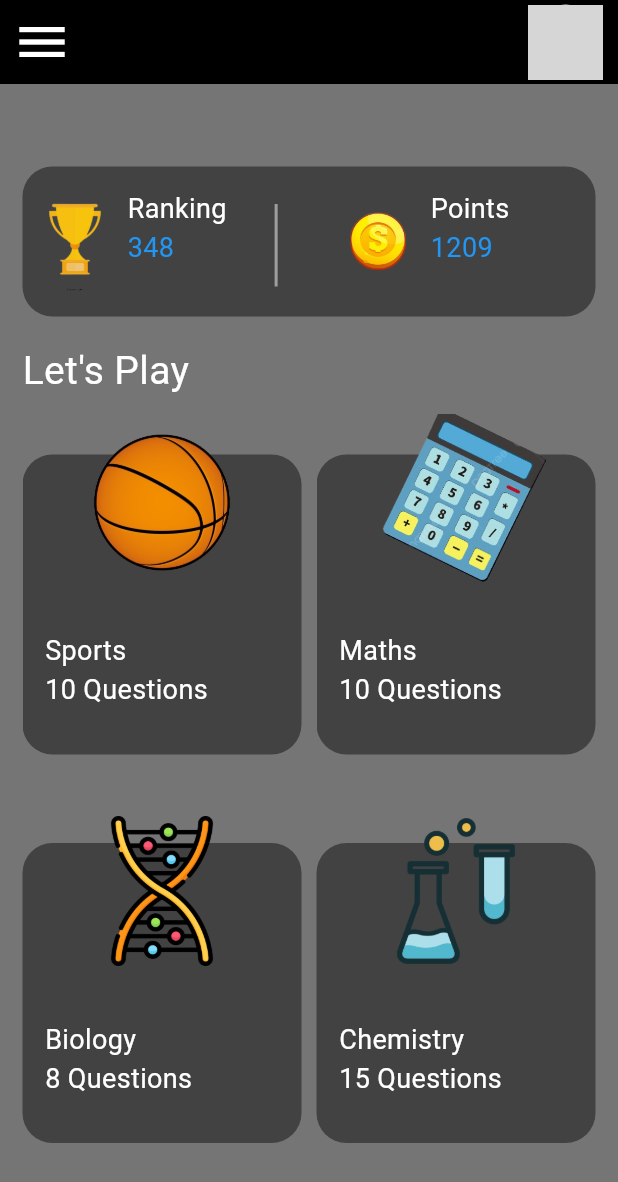
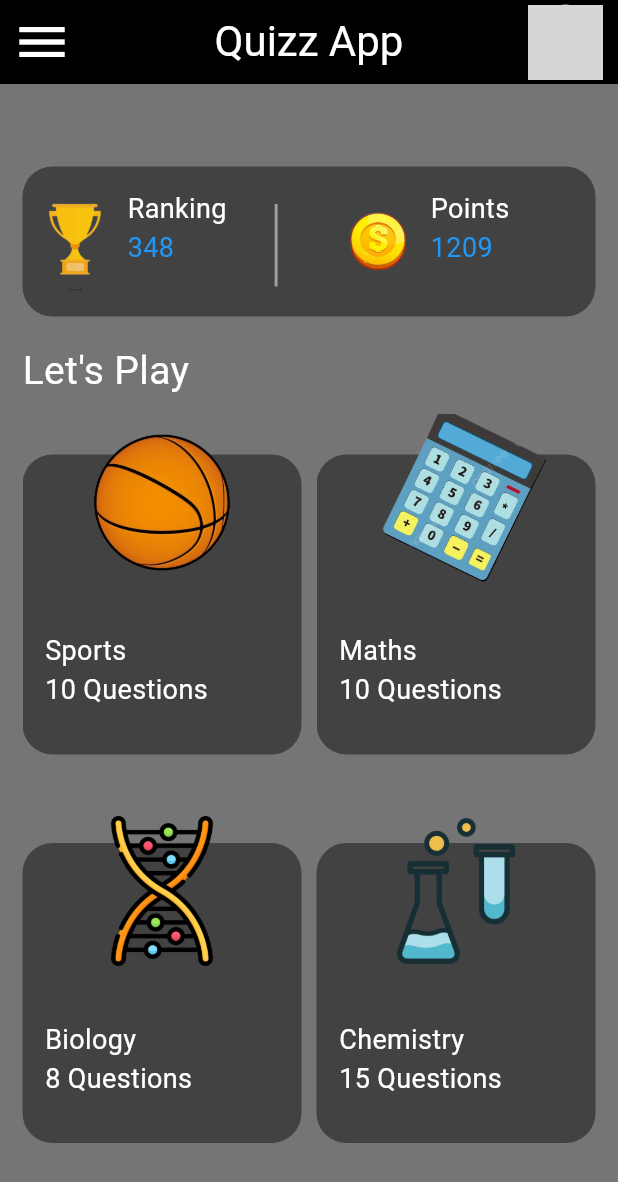
Before and after one commit to Pranavp37/quiz_app, a Flutter app: the screen it shows after launch, on a phone screen of 412 x 824 dp. Shown: the top 1182 px of the screen. Run offline on Flutter 3.47's test engine with Material 3 defaults, Android fonts, the phone set to English and light mode, and no system bars; our stand-ins replace lottie, percent_indicator; network calls fail; grey boxes are pictures that could not be loaded.

Commit message:
small uptade

```diff
--- a/lib/views/category_Screen/category_screen.dart
+++ b/lib/views/category_Screen/category_screen.dart
@@ -1,5 +1,5 @@
 import 'package:flutter/material.dart';
-import 'package:flutter/widgets.dart';
+
 import 'package:quiz/dummy_db.dart';
 import 'package:quiz/views/home_screen/home_screen.dart';
 
@@ -13,6 +13,9 @@ class CategoryScreen extends StatelessWidget {
         iconTheme: const IconThemeData(size: 40, color: Colors.white),
         foregroundColor: Colors.white,
         backgroundColor: Colors.black,
+        centerTitle: true,
+        title: const Text('Quizz App'),
+        titleTextStyle: const TextStyle(color: Colors.white, fontSize: 28),
         actions: const [
           CircleAvatar(
             radius: 25,
@@ -26,6 +29,67 @@ class CategoryScreen extends StatelessWidget {
       ),
       drawer: Drawer(
         backgroundColor: Colors.grey.shade800,
+        child: Container(
+          padding: const EdgeInsets.only(top: 80, left: 20, right: 20),
+          child: Column(
+            crossAxisAlignment: CrossAxisAlignment.start,
+            children: [
+              const Row(
+                children: [
+                  Column(
+                    crossAxisAlignment: CrossAxisAlignment.start,
+                    children: [
+                      CircleAvatar(
+                        radius: 25,
+                        backgroundImage: NetworkImage(
+                            'https://t3.ftcdn.net/jpg/02/99/04/20/360_F_299042079_vGBD7wIlSeNl7vOevWHiL93G4koMM967.jpg'),
+                      ),
+                      SizedBox(
+                        height: 20,
+                      ),
+                      Text(
+                        'Hi,John',
+                        style: TextStyle(
+                          color: Colors.white,
+                          fontSize: 30,
+                        ),
+                      ),
+                      Text(
+                        'Lets make this day productive',
+                        style: TextStyle(
+                          color: Colors.grey,
+                          fontSize: 16,
+                        ),
+                      ),
+                    ],
+                  )
+                ],
+              ),
+              const SizedBox(
+                height: 150,
+              ),
+              Row(
+                children: [
+                  const Text(
+                    'Dark',
+                    style: TextStyle(
+                      color: Colors.white,
+                      fontSize: 20,
+                    ),
+                  ),
+                  const SizedBox(
+                    width: 20,
+                  ),
+                  Switch(
+                    inactiveTrackColor: Colors.amber,
+                    value: true,
+                    onChanged: (value) {},
+                  ),
+                ],
+              )
+            ],
+          ),
+        ),
       ),
       backgroundColor: Colors.black54,
       body: Container(
@@ -33,36 +97,6 @@ class CategoryScreen extends StatelessWidget {
         child: Column(
           crossAxisAlignment: CrossAxisAlignment.start,
           children: [
-            //appBar
-            // const Row(
-            //   children: [
-            //     Column(
-            //       crossAxisAlignment: CrossAxisAlignment.start,
-            //       children: [
-            //         Text(
-            //           'Hi,John',
-            //           style: TextStyle(
-            //             color: Colors.white,
-            //             fontSize: 30,
-            //           ),
-            //         ),
-            //         Text(
-            //           'Lets make this day productive',
-            //           style: TextStyle(
-            //             color: Colors.grey,
-            //             fontSize: 16,
-            //           ),
-            //         ),
-            //       ],
-            //     ),
-            //     Spacer(),
-            //     CircleAvatar(
-            //       radius: 28,
-            //       backgroundImage: NetworkImage(
-            //           'https://t3.ftcdn.net/jpg/02/99/04/20/360_F_299042079_vGBD7wIlSeNl7vOevWHiL93G4koMM967.jpg'),
-            //     )
-            //   ],
-            // ),
             const SizedBox(
               height: 25,
             ),
--- a/lib/views/home_screen/home_screen.dart
+++ b/lib/views/home_screen/home_screen.dart
@@ -1,8 +1,5 @@
 import 'dart:async';
-
-import 'package:flutter/foundation.dart';
 import 'package:flutter/material.dart';
-import 'package:flutter/widgets.dart';
 import 'package:lottie/lottie.dart';
 import 'package:percent_indicator/circular_percent_indicator.dart';
 import 'package:quiz/dummy_db.dart';
```
